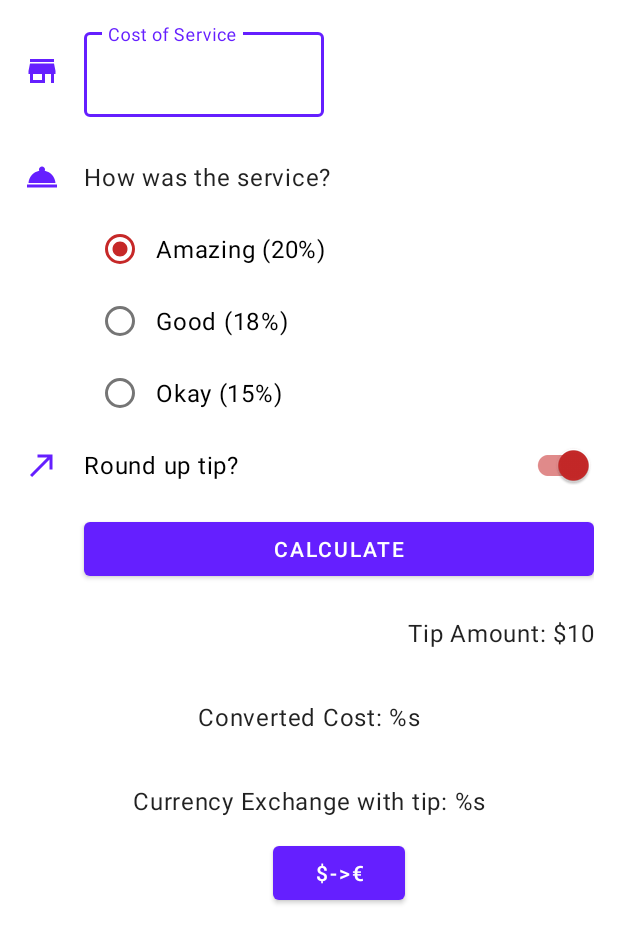
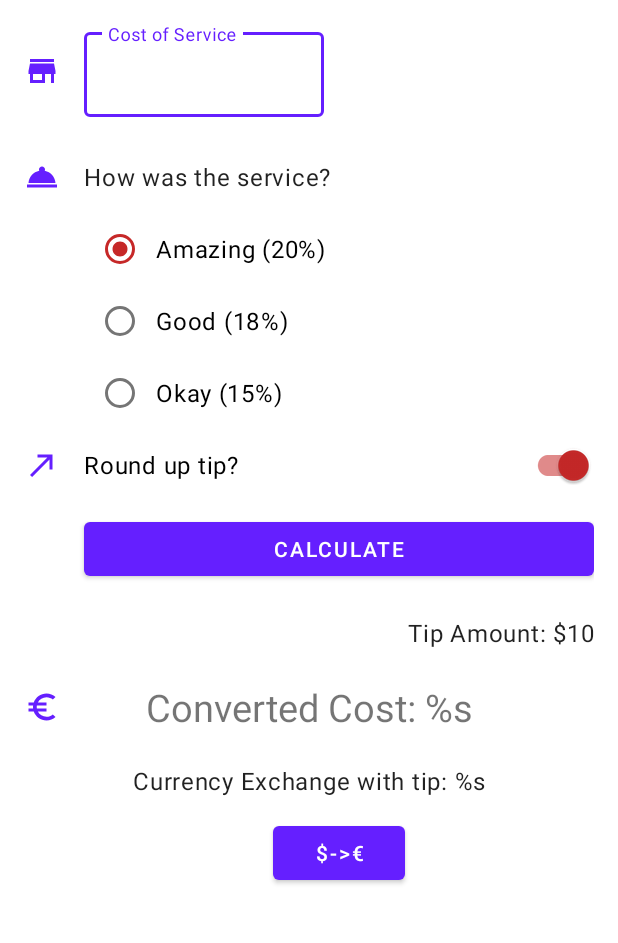
Before and after one commit to Apocalixs-Nick/Tip-Time-Custom-, an Android app: the layout activity_main.xml on its own in the app's theme, with its tools: preview values and no code run, on a phone screen of 412 x 824 dp. Shown: the top 943 px of the screen. Run offline under Robolectric (Android 15) with nearby library versions, the phone set to English and light mode, and no system bars.

Commit message:
Currency exchange update
Text update in the currency exchange view and adding the euro symbol to indicate currency exchange

```diff
--- /dev/null
+++ b/app/src/main/res/drawable/ic_baseline_euro_symbol_24.xml
@@ -0,0 +1,10 @@
+<vector xmlns:android="http://schemas.android.com/apk/res/android"
+    android:width="24dp"
+    android:height="24dp"
+    android:tint="?attr/colorPrimary"
+    android:viewportWidth="24"
+    android:viewportHeight="24">
+    <path
+        android:fillColor="@android:color/white"
+        android:pathData="M15,18.5c-2.51,0 -4.68,-1.42 -5.76,-3.5H15v-2H8.58c-0.05,-0.33 -0.08,-0.66 -0.08,-1s0.03,-0.67 0.08,-1H15V9H9.24C10.32,6.92 12.5,5.5 15,5.5c1.61,0 3.09,0.59 4.23,1.57L21,5.3C19.41,3.87 17.3,3 15,3c-3.92,0 -7.24,2.51 -8.48,6H3v2h3.06c-0.04,0.33 -0.06,0.66 -0.06,1 0,0.34 0.02,0.67 0.06,1H3v2h3.52c1.24,3.49 4.56,6 8.48,6 2.31,0 4.41,-0.87 6,-2.3l-1.78,-1.77c-1.13,0.98 -2.6,1.57 -4.22,1.57z" />
+</vector>
--- a/app/src/main/res/layout/activity_main.xml
+++ b/app/src/main/res/layout/activity_main.xml
@@ -130,9 +130,19 @@
         app:layout_constraintTop_toBottomOf="@id/calculate_button"
         tools:text="Tip Amount: $10" />
 
+    <ImageView
+        android:id="@+id/icon_change_value"
+        android:layout_width="wrap_content"
+        android:layout_height="wrap_content"
+        android:importantForAccessibility="no"
+        app:layout_constraintStart_toStartOf="parent"
+        app:layout_constraintTop_toTopOf="@id/text_currency_exchange_cost"
+        app:layout_constraintBottom_toBottomOf="@id/text_currency_exchange_cost"
+        app:srcCompat="@drawable/ic_baseline_euro_symbol_24" />
+
     <TextView
         android:id="@+id/text_currency_exchange_cost"
-        style="@style/Widget.TipTime.TextView"
+        android:textSize="25dp"
         android:layout_marginTop="8dp"
         android:layout_width="match_parent"
         android:layout_height="match_parent"
```
